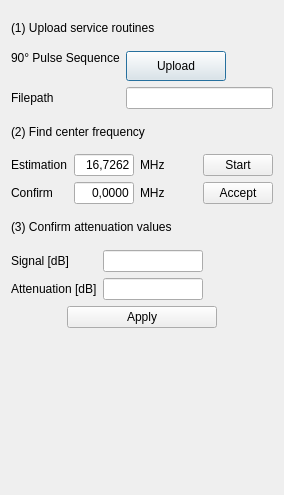
First picture: the form in Applications/ocra/ui/flipangleDialog.ui, repository OpenMRI/ocra, before the edit.
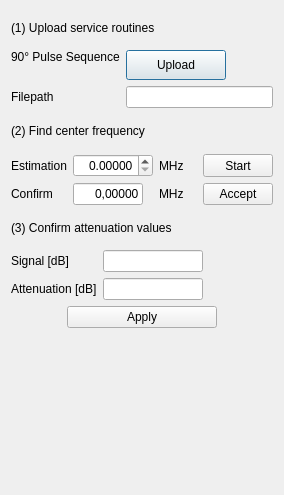
Second picture: the form after the edit.

Commit message: Integration of flipangle

Patch:
```diff
--- a/Applications/ocra/ui/flipangleDialog.ui
+++ b/Applications/ocra/ui/flipangleDialog.ui
@@ -136,12 +136,12 @@
        </property>
        <property name="maximumSize">
         <size>
-         <width>60</width>
+         <width>70</width>
          <height>16777215</height>
         </size>
        </property>
        <property name="text">
-        <string>0,0000</string>
+        <string>0,00000</string>
        </property>
        <property name="frame">
         <bool>true</bool>
@@ -218,28 +218,6 @@
        </property>
       </widget>
      </item>
-     <item row="0" column="1">
-      <widget class="QLineEdit" name="estimationValue">
-       <property name="sizePolicy">
-        <sizepolicy hsizetype="Fixed" vsizetype="Fixed">
-         <horstretch>0</horstretch>
-         <verstretch>0</verstretch>
-        </sizepolicy>
-       </property>
-       <property name="maximumSize">
-        <size>
-         <width>60</width>
-         <height>16777215</height>
-        </size>
-       </property>
-       <property name="text">
-        <string>16,7262</string>
-       </property>
-       <property name="alignment">
-        <set>Qt::AlignRight|Qt::AlignTrailing|Qt::AlignVCenter</set>
-       </property>
-      </widget>
-     </item>
      <item row="0" column="2">
       <widget class="QLabel" name="freqUnitLabel1">
        <property name="sizePolicy">
@@ -253,6 +231,28 @@
        </property>
       </widget>
      </item>
+     <item row="0" column="1">
+      <widget class="QDoubleSpinBox" name="estimatedValue">
+       <property name="sizePolicy">
+        <sizepolicy hsizetype="Preferred" vsizetype="Fixed">
+         <horstretch>0</horstretch>
+         <verstretch>0</verstretch>
+        </sizepolicy>
+       </property>
+       <property name="minimumSize">
+        <size>
+         <width>80</width>
+         <height>0</height>
+        </size>
+       </property>
+       <property name="alignment">
+        <set>Qt::AlignRight|Qt::AlignTrailing|Qt::AlignVCenter</set>
+       </property>
+       <property name="decimals">
+        <number>5</number>
+       </property>
+      </widget>
+     </item>
     </layout>
    </item>
    <item>
```
The commit also changes 2 other files.
